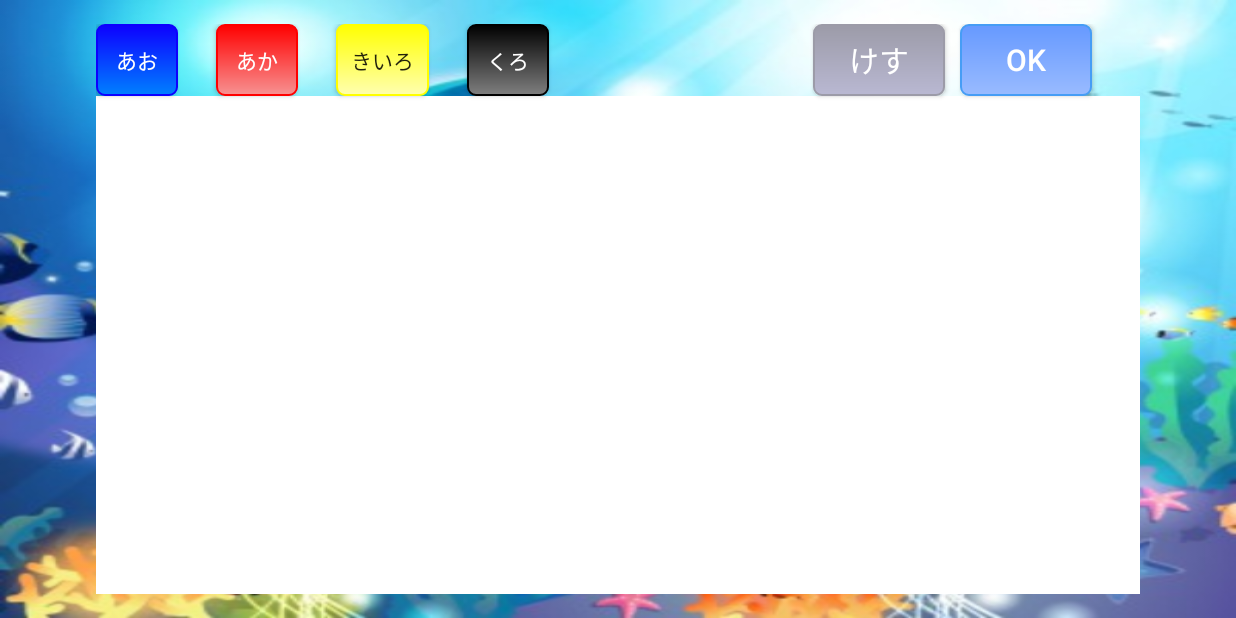
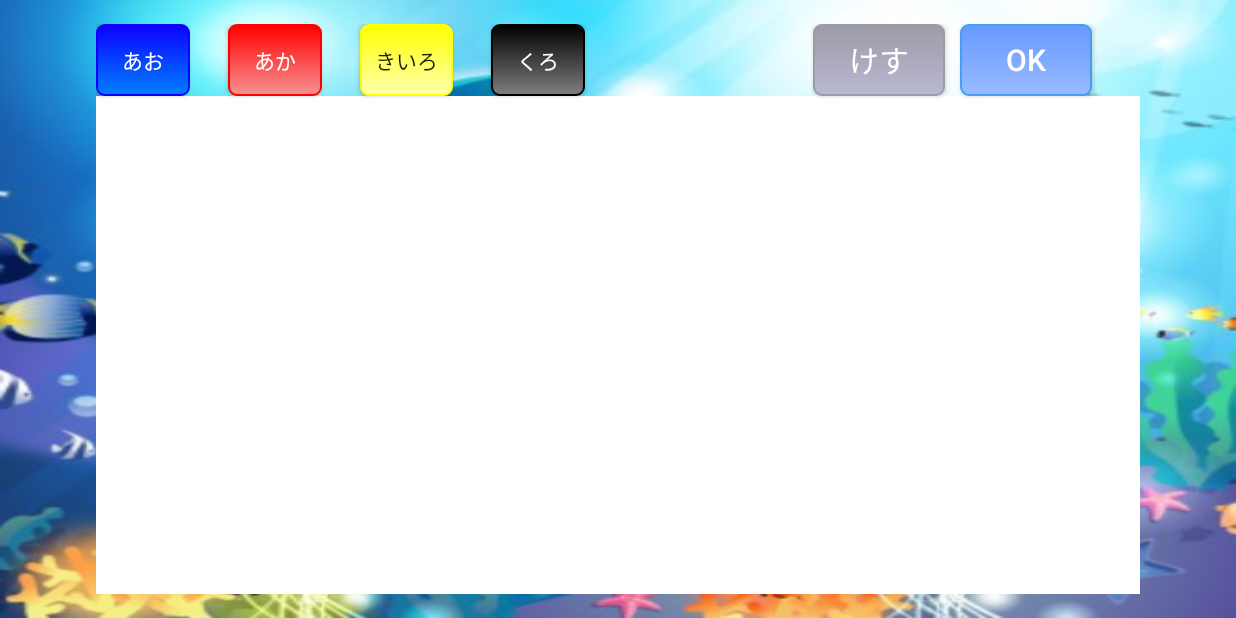
Before and after one commit to tsutsuis/Aquarium, an Android app: the screen it shows after launch (MainActivity), after a tap on "おさかなをかく", on a phone screen of 824 x 412 dp (held sideways). Run offline under Robolectric (Android 15) with nearby library versions, the phone set to English and light mode, and no system bars.

Commit message:
色ボタンの大きさを調整

```diff
--- a/AquariumApplication/app/src/main/res/layout/activity_drawfish.xml
+++ b/AquariumApplication/app/src/main/res/layout/activity_drawfish.xml
@@ -40,7 +40,7 @@
         style="?android:attr/buttonStyleSmall"
         android:layout_width="wrap_content"
         android:layout_height="wrap_content"
-        android:text=" あか "
+        android:text="あか"
         android:id="@+id/redButton"
         android:background="@drawable/shape_red"
         android:layout_marginLeft="25dp"
@@ -48,19 +48,23 @@
         android:layout_above="@+id/fishView"
         android:layout_toRightOf="@+id/blueButton"
         android:layout_toEndOf="@+id/blueButton"
-        android:textColor="#FFFFFF" />
+        android:textColor="#FFFFFF"
+        android:paddingLeft="17dp"
+        android:paddingRight="17dp" />
 
     <Button
         style="?android:attr/buttonStyleSmall"
         android:layout_width="wrap_content"
         android:layout_height="wrap_content"
-        android:text=" あお "
+        android:text="あお"
         android:id="@+id/blueButton"
         android:background="@drawable/shape_darkblue"
         android:layout_above="@+id/fishView"
         android:layout_alignParentLeft="true"
         android:layout_alignParentStart="true"
-        android:textColor="#FFFFFF" />
+        android:textColor="#FFFFFF"
+        android:paddingLeft="17dp"
+        android:paddingRight="17dp" />
 
     <Button
         style="?android:attr/buttonStyleSmall"
@@ -79,7 +83,7 @@
         style="?android:attr/buttonStyleSmall"
         android:layout_width="wrap_content"
         android:layout_height="wrap_content"
-        android:text=" くろ "
+        android:text="くろ"
         android:id="@+id/blackButton"
         android:background="@drawable/shape_black"
         android:textColor="#ffffff"
@@ -87,7 +91,9 @@
         android:layout_marginStart="25dp"
         android:layout_toRightOf="@+id/yellowButton"
         android:layout_toEndOf="@+id/yellowButton"
-        android:layout_above="@+id/fishView" />
+        android:layout_above="@+id/fishView"
+        android:paddingLeft="17dp"
+        android:paddingRight="17dp" />
 
     <Button
         android:layout_width="wrap_content"
```
